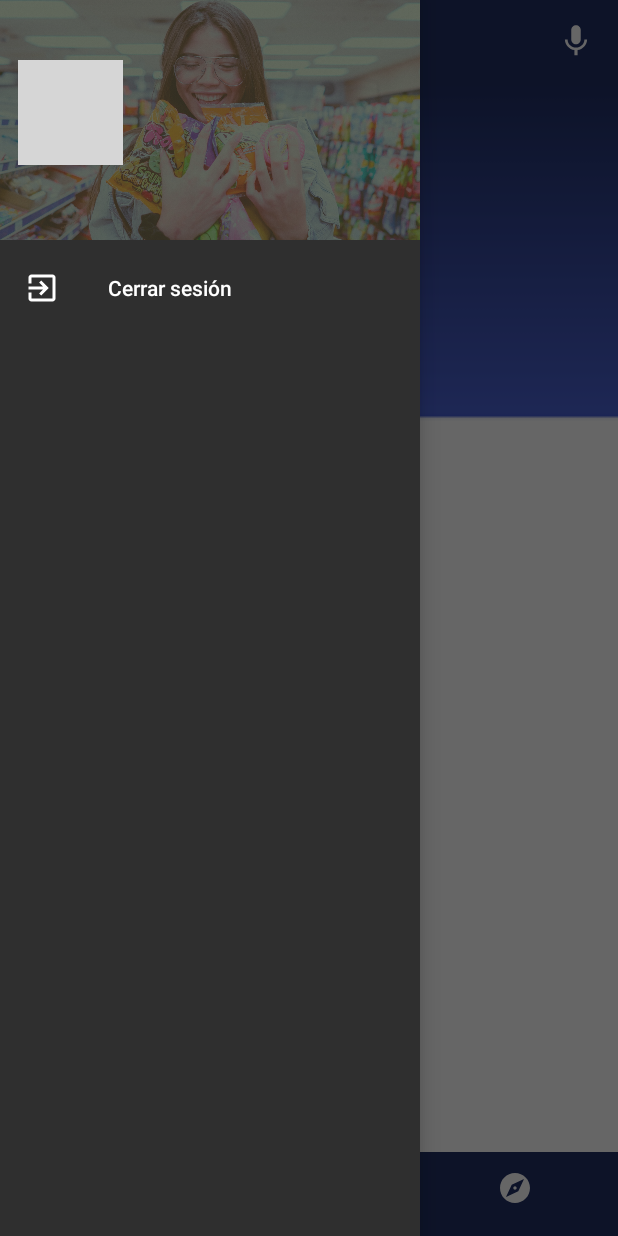
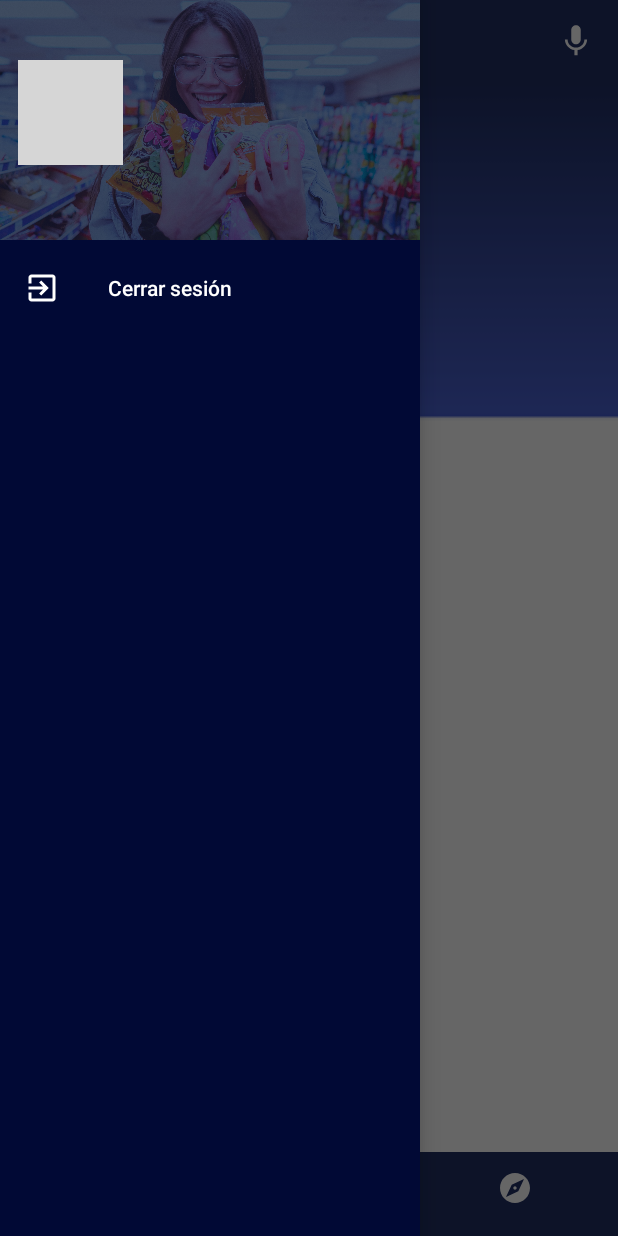
Before and after one commit to alvarodelaflor/clarify, an Android app: the screen it shows after launch once a user with an empty profile is signed in (MainActivity), with the side drawer open, on a phone screen of 412 x 824 dp. Run offline under Robolectric (Android 15) with nearby library versions, the phone set to English and light mode, and no system bars; our stand-ins replace CircleImageView, Firebase (no records; nobody signed in at launch, a user with empty details on screens opened directly), Picasso; libraries missing offline, so code that uses them is left out: io.realm; pictures from the network do not load; Roboto replaces fonts that are not available here; 5 statements that could not run were skipped; grey boxes are pictures that could not be loaded.

Commit message:
[feat] New list of boxes

```diff
--- a/clarify/app/src/main/java/es/clarify/clarify/StoreFragment.java
+++ b/clarify/app/src/main/java/es/clarify/clarify/StoreFragment.java
@@ -5,6 +5,7 @@ import android.os.Bundle;
 
 import androidx.annotation.Nullable;
 import androidx.fragment.app.Fragment;
+import androidx.recyclerview.widget.GridLayoutManager;
 import androidx.recyclerview.widget.LinearLayoutManager;
 import androidx.recyclerview.widget.RecyclerView;
 
@@ -47,7 +48,7 @@ public class StoreFragment extends Fragment {
         textViewPrincipal = (TextView) v.findViewById(R.id.text_second);
         textViewPrincipal.setText(listStoreLocal.size() + " boxes");
         RecyclerViewAdapter recyclerViewAdapter = new RecyclerViewAdapter(getContext(), listStoreLocal);
-        myRecyclerView.setLayoutManager(new LinearLayoutManager(getActivity()));
+        myRecyclerView.setLayoutManager(new GridLayoutManager(getActivity(), 2));
         myRecyclerView.setAdapter(recyclerViewAdapter);
         return v;
     }
--- a/clarify/app/src/main/res/layout/activity_main.xml
+++ b/clarify/app/src/main/res/layout/activity_main.xml
@@ -87,7 +87,7 @@
         android:layout_width="wrap_content"
         android:layout_height="match_parent"
         android:layout_gravity="start"
-        android:background="@color/colorPrimaryDark"
+        android:background="@color/colorPrimary2"
         app:headerLayout="@layout/header"
         app:itemIconTint="@color/white"
         app:itemTextColor="@color/white"
--- a/clarify/app/src/main/res/values/colors.xml
+++ b/clarify/app/src/main/res/values/colors.xml
@@ -2,7 +2,7 @@
 <resources>
 
     <color name="colorPrimary">#202F65</color>
-    <color name="colorPrimary2">#445AC4</color>
+    <color name="colorPrimary2">#010935</color>
     <color name="colorPrimaryDark">#2f2f2f</color>
     <color name="colorAccent">#FFFFFF</color>
     <color name="backgroundfragment">#2f2f2f</color>
```
